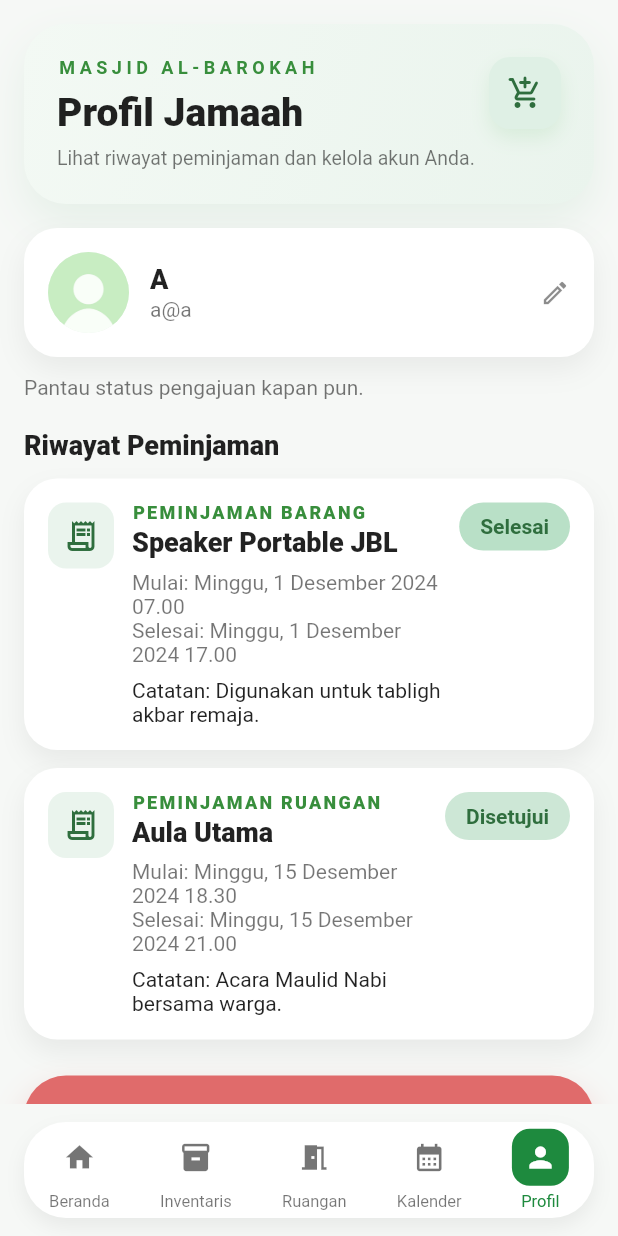
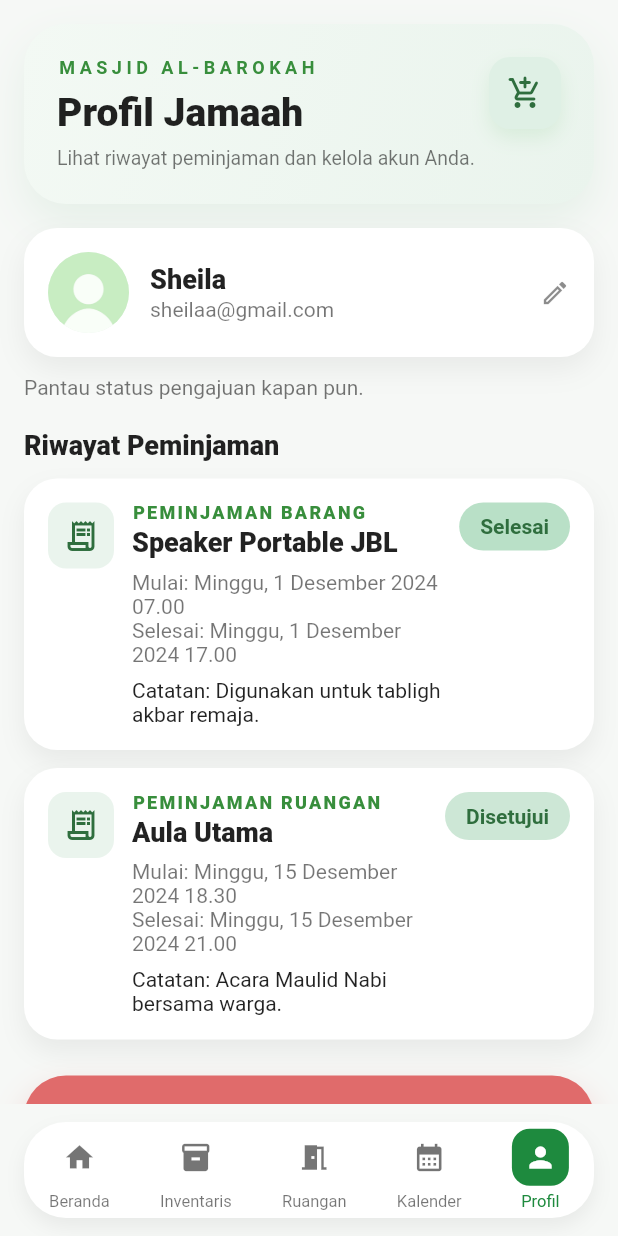
Before and after one commit to Devonarya/AplikasiMobileSimasu, a Flutter app: the ProfilePage screen opened directly, on a phone screen of 412 x 824 dp. Run offline on Flutter 3.47's test engine with Material 3 defaults, Android fonts, the phone set to English and light mode, and no system bars; our stand-ins replace flutter_local_notifications.

Commit message:
memperbaiki profile

```diff
--- a/lib/pages/profile_page.dart
+++ b/lib/pages/profile_page.dart
@@ -28,8 +28,8 @@ class ProfilePage extends StatefulWidget {
 class _ProfilePageState extends State<ProfilePage> {
   int _selectedIndex = 4;
 
-  String _userName = 'A';
-  String _userEmail = 'a@a';
+  String _userName = 'Sheila';
+  String _userEmail = 'sheilaa@gmail.com';
   String _profileImagePath = 'assets/images/profile_default.png';
 
   @override
```
